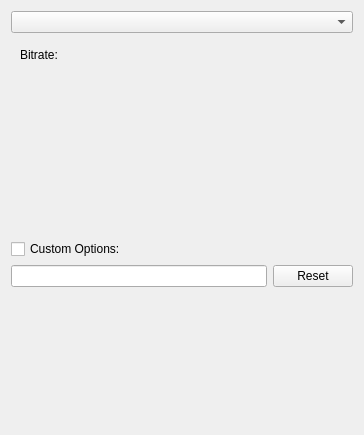
First picture: the form in libs/ui/animation/video_export_options_dialog.ui, repository KDE/krita, before the edit.
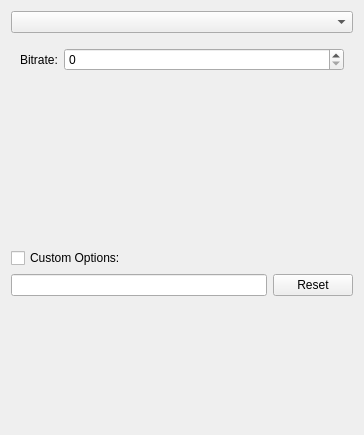
Second picture: the form after the edit. Custom widgets are drawn as their Qt base class.

Commit message:
ui: Fix Designer not rendering KisSliderSpinBox as QSpinBox
Part-of: <https://invent.kde.org/graphics/krita/-/merge_requests/1742>

What changed in the file:
```diff
--- a/libs/ui/animation/video_export_options_dialog.ui
+++ b/libs/ui/animation/video_export_options_dialog.ui
@@ -416,7 +416,7 @@
  <customwidgets>
   <customwidget>
    <class>KisSliderSpinBox</class>
-   <extends>QWidget</extends>
+   <extends>QSpinBox</extends>
    <header>kis_slider_spin_box.h</header>
   </customwidget>
  </customwidgets>
```
The commit also changes 45 other files.
